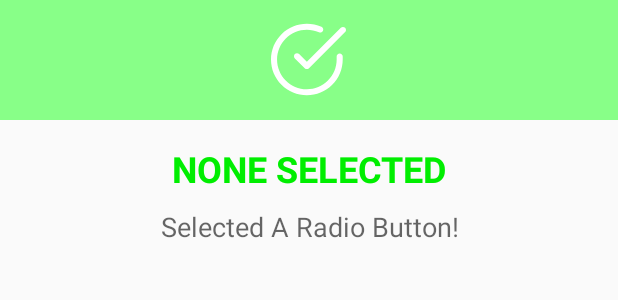
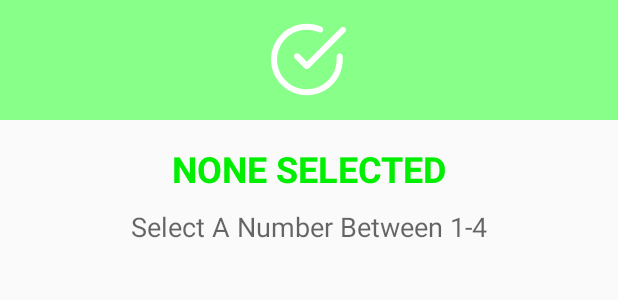
Before and after one commit to TanveshT/TwentyOneSticks, an Android app: the layout none_selected_dialog.xml on its own in the app's theme, with its tools: preview values and no code run, on a phone screen of 412 x 824 dp. Shown: the top 300 px of the screen. Run offline under Robolectric (Android 15) with nearby library versions, the phone set to English and light mode, and no system bars.

Commit message:
Done With All Functionalities

```diff
--- a/app/src/main/res/layout/none_selected_dialog.xml
+++ b/app/src/main/res/layout/none_selected_dialog.xml
@@ -37,7 +37,7 @@
             android:layout_width="match_parent"
             android:layout_height="wrap_content"
             android:layout_marginTop="10dp"
-            android:text="Selected A Radio Button!"
+            android:text="Select A Number Between 1-4"
             android:textAlignment="center"
             android:textAppearance="@style/TextAppearance.AppCompat.Medium" />
 
```
